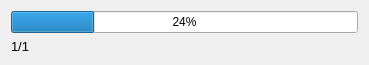
Before: the Qt Designer form platform/qt/StatusDialog.ui in ilia3101/MLV-App, drawn with Qt 5.
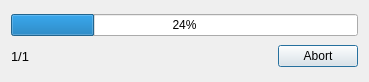
After: the same form once the commit is applied.

Commit message: QtApp: Added Abort Export

Patch:
```diff
--- a/platform/qt/StatusDialog.ui
+++ b/platform/qt/StatusDialog.ui
@@ -7,20 +7,22 @@
     <x>0</x>
     <y>0</y>
     <width>369</width>
-    <height>62</height>
+    <height>82</height>
    </rect>
   </property>
   <property name="windowTitle">
    <string>Export...</string>
   </property>
-  <layout class="QVBoxLayout" name="verticalLayout">
-   <item>
+  <layout class="QGridLayout" name="gridLayout">
+   <item row="0" column="0">
     <widget class="QProgressBar" name="progressBar">
      <property name="value">
       <number>24</number>
      </property>
     </widget>
    </item>
+   <item row="1" column="0">
+    <layout class="QHBoxLayout" name="horizontalLayout">
    <item>
     <widget class="QLabel" name="label">
      <property name="font">
@@ -32,6 +34,28 @@
       <string>1/1</string>
      </property>
     </widget>
+     </item>
+     <item>
+      <spacer name="horizontalSpacer">
+       <property name="orientation">
+        <enum>Qt::Horizontal</enum>
+       </property>
+       <property name="sizeHint" stdset="0">
+        <size>
+         <width>40</width>
+         <height>20</height>
+        </size>
+       </property>
+      </spacer>
+     </item>
+     <item>
+      <widget class="QPushButton" name="pushButtonAbort">
+       <property name="text">
+        <string>Abort</string>
+       </property>
+      </widget>
+     </item>
+    </layout>
    </item>
   </layout>
  </widget>
```
Lines whose indentation alone changed are shown as unchanged. The commit also changes 4 other files.
